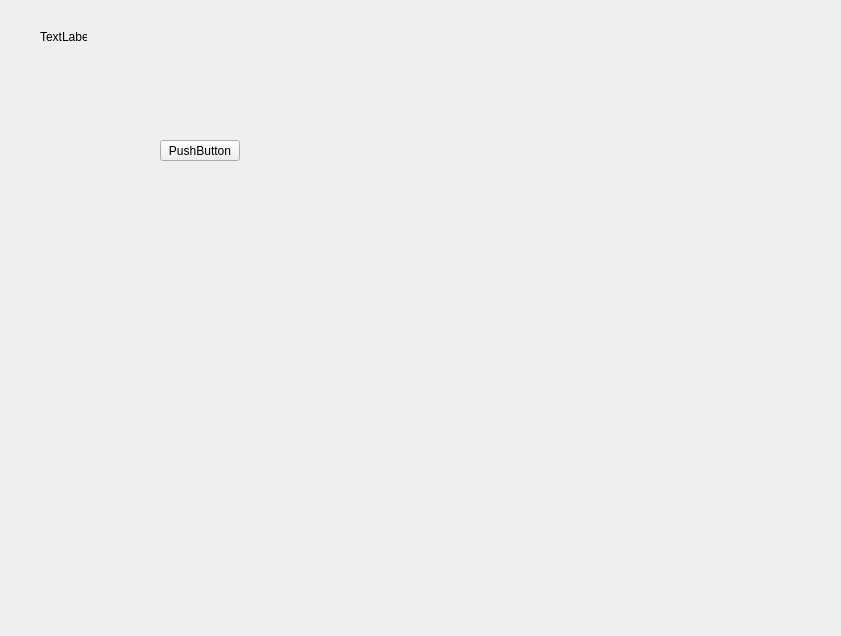
This is DuJoystickTester-master/Widget.ui in monsterkake/JoystickTest as Qt 5 draws it before an edit. The edited form follows.
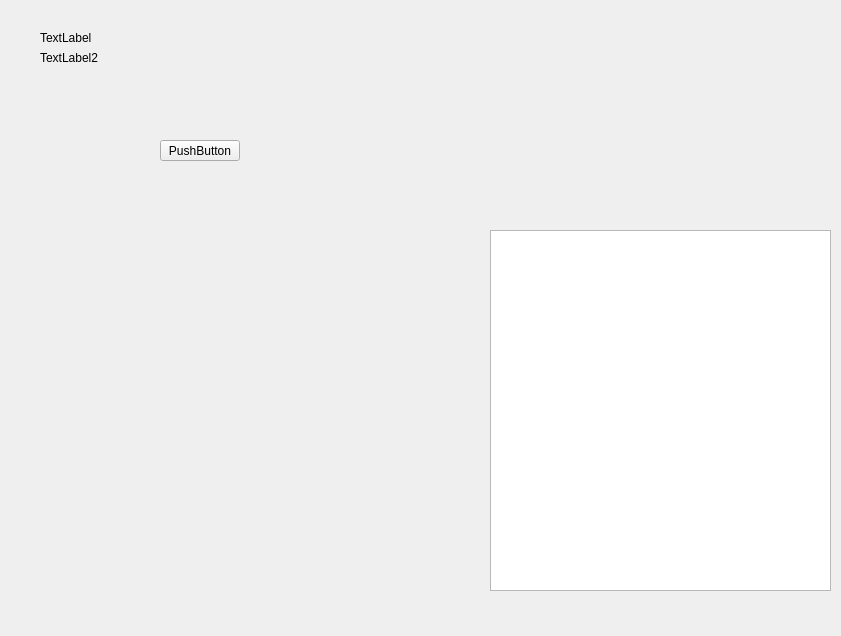
This is the edited form.

```diff
--- a/DuJoystickTester-master/Widget.ui
+++ b/DuJoystickTester-master/Widget.ui
@@ -31,14 +31,37 @@
     <rect>
      <x>40</x>
      <y>30</y>
-     <width>47</width>
-     <height>13</height>
+     <width>81</width>
+     <height>16</height>
     </rect>
    </property>
    <property name="text">
     <string>TextLabel</string>
    </property>
   </widget>
+  <widget class="QLabel" name="label_2">
+   <property name="geometry">
+    <rect>
+     <x>40</x>
+     <y>50</y>
+     <width>81</width>
+     <height>16</height>
+    </rect>
+   </property>
+   <property name="text">
+    <string>TextLabel2</string>
+   </property>
+  </widget>
+  <widget class="QTextEdit" name="textEdit">
+   <property name="geometry">
+    <rect>
+     <x>490</x>
+     <y>230</y>
+     <width>341</width>
+     <height>361</height>
+    </rect>
+   </property>
+  </widget>
  </widget>
  <layoutdefault spacing="6" margin="11"/>
  <resources/>
```
